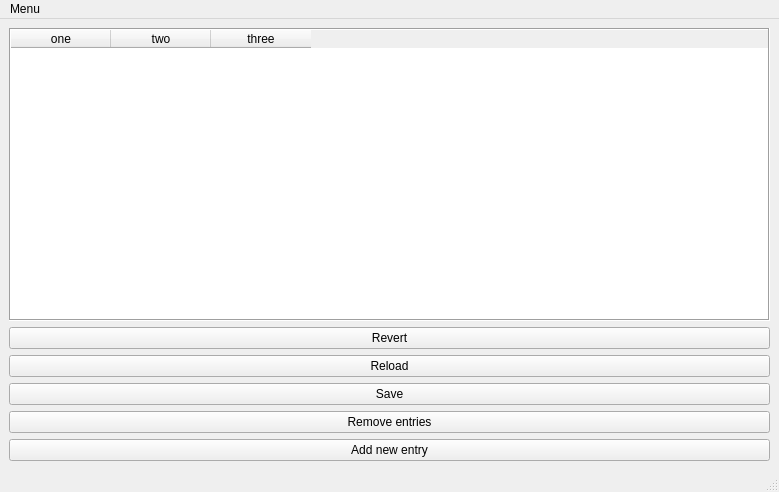
Qt form src/mainwindow.ui (pjotrek-b/mercs) before a commit.
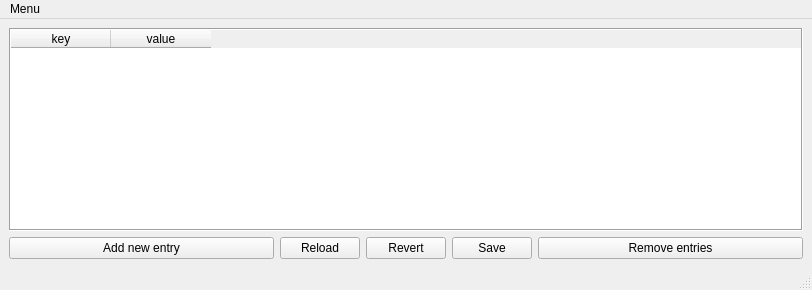
The same form after that commit.

Commit message: Improved UI (button layout and table)

Diff of the .ui file:
```diff
--- a/src/mainwindow.ui
+++ b/src/mainwindow.ui
@@ -6,8 +6,8 @@
    <rect>
     <x>0</x>
     <y>0</y>
-    <width>779</width>
-    <height>492</height>
+    <width>812</width>
+    <height>290</height>
    </rect>
   </property>
   <property name="windowTitle">
@@ -22,7 +22,7 @@
      <widget class="QTableWidget" name="tableWidget">
       <property name="minimumSize">
        <size>
-        <width>761</width>
+        <width>0</width>
         <height>0</height>
        </size>
       </property>
@@ -49,37 +49,59 @@
       </attribute>
       <column>
        <property name="text">
-        <string extracomment="asdf">one</string>
+        <string extracomment="asdf">key</string>
        </property>
       </column>
       <column>
        <property name="text">
-        <string>two</string>
-       </property>
-      </column>
-      <column>
-       <property name="text">
-        <string>three</string>
+        <string>value</string>
        </property>
       </column>
      </widget>
     </item>
     <item>
-     <widget class="QPushButton" name="btnRevert">
+     <layout class="QHBoxLayout" name="horizontalLayout_2">
+      <item>
+       <widget class="QPushButton" name="btnAddEntry">
       <property name="text">
-       <string>Revert</string>
+         <string>Add new entry</string>
       </property>
      </widget>
     </item>
     <item>
      <widget class="QPushButton" name="btnReload">
+        <property name="sizePolicy">
+         <sizepolicy hsizetype="Fixed" vsizetype="Fixed">
+          <horstretch>0</horstretch>
+          <verstretch>0</verstretch>
+         </sizepolicy>
+        </property>
       <property name="text">
        <string>Reload</string>
       </property>
      </widget>
     </item>
+      <item>
+       <widget class="QPushButton" name="btnRevert">
+        <property name="sizePolicy">
+         <sizepolicy hsizetype="Fixed" vsizetype="Fixed">
+          <horstretch>0</horstretch>
+          <verstretch>0</verstretch>
+         </sizepolicy>
+        </property>
+        <property name="text">
+         <string>Revert</string>
+        </property>
+       </widget>
+      </item>
     <item>
      <widget class="QPushButton" name="btnSave">
+        <property name="sizePolicy">
+         <sizepolicy hsizetype="Fixed" vsizetype="Fixed">
+          <horstretch>0</horstretch>
+          <verstretch>0</verstretch>
+         </sizepolicy>
+        </property>
       <property name="text">
        <string>Save</string>
       </property>
@@ -92,12 +114,7 @@
       </property>
      </widget>
     </item>
-    <item>
-     <widget class="QPushButton" name="btnAddEntry">
-      <property name="text">
-       <string>Add new entry</string>
-      </property>
-     </widget>
+     </layout>
     </item>
    </layout>
   </widget>
@@ -106,7 +123,7 @@
     <rect>
      <x>0</x>
      <y>0</y>
-     <width>779</width>
+     <width>812</width>
      <height>21</height>
     </rect>
    </property>
```
Lines whose indentation alone changed are shown as unchanged.
